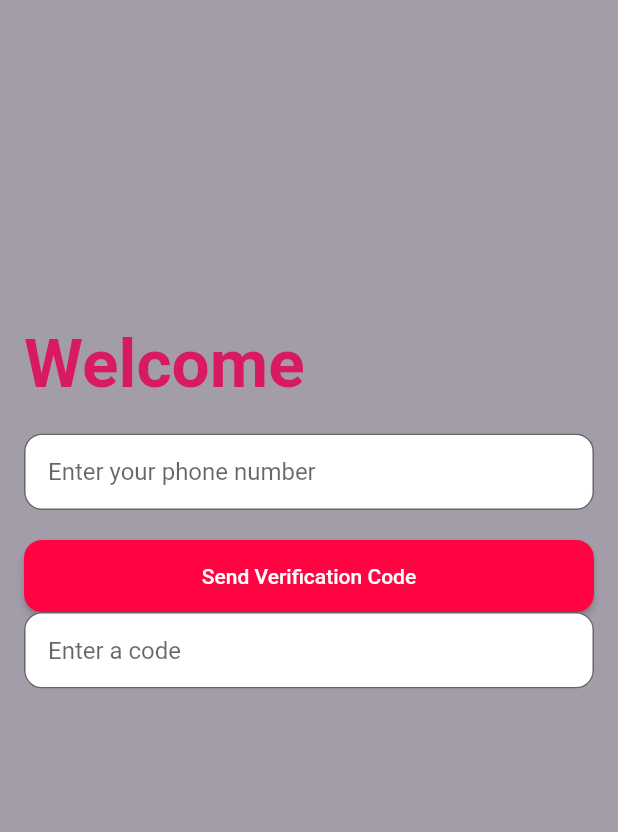
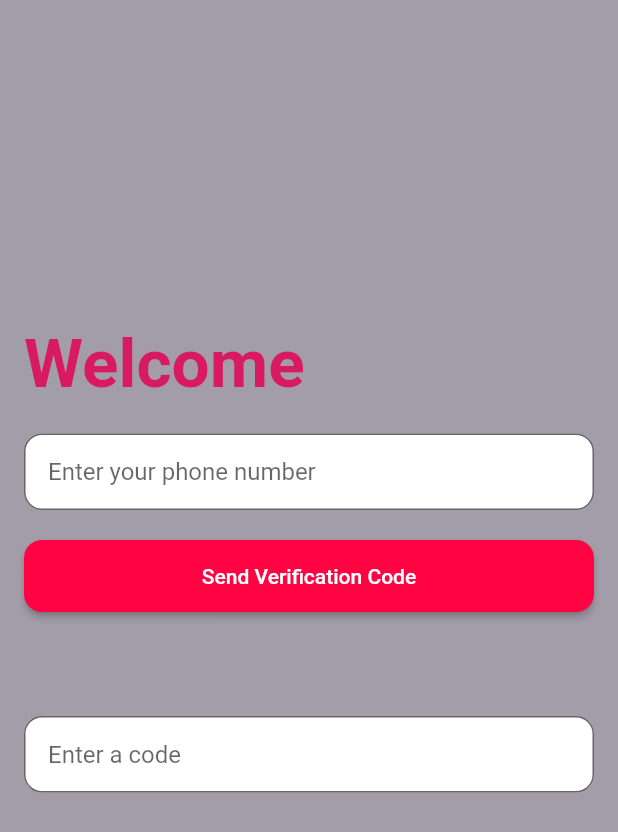
Before and after one commit to qweufibeze/charless, a Flutter app: the PhoneAuthScreenContent screen opened directly, after a tap on "Send Verification Code", on a phone screen of 412 x 824 dp. Shown: the top 832 px of the screen. Run offline on Flutter 3.47's test engine with Material 2 defaults, Android fonts, the phone set to English and light mode, and no system bars; our stand-ins replace firebase_core, flutter_bloc, mask_text_input_formatter; accounts and stored records are empty.

Commit message:
сделал создание виджета для ввода кода аутентификации при нажатии на send code

```diff
--- a/lib/phone_auth_screen.dart
+++ b/lib/phone_auth_screen.dart
@@ -1,3 +1,4 @@
+
 import 'package:flutter/material.dart';
 import 'package:flutter_bloc/flutter_bloc.dart';
 import 'package:mask_text_input_formatter/mask_text_input_formatter.dart';
@@ -154,7 +155,7 @@ class CreateNewWidget extends StatefulWidget {
   _CreateNewWidget createState() => _CreateNewWidget();
 }
 
-class _CreateNewWidget extends State<CreateNewWidget> with SingleTickerProviderStateMixin{
+class _CreateNewWidget extends State<CreateNewWidget> with SingleTickerProviderStateMixin {
   late AnimationController _controller;
   late Animation<Offset> _offsetAnimation;
 
@@ -168,16 +169,17 @@ class _CreateNewWidget extends State<CreateNewWidget> with SingleTickerProviderS
     super.initState();
     _controller = AnimationController(
       vsync: this,
-      duration: const Duration(milliseconds: 2000),
+      duration: const Duration(milliseconds: 1000),
     );
 
     _offsetAnimation = Tween<Offset>(
       begin: const Offset(0, 0), // Start at the top
-      end: const Offset(0, 1.367), // End at the center
+      end: const Offset(0, 1.36), // End at the center
     ).animate(CurvedAnimation(
       parent: _controller,
       curve: Curves.fastOutSlowIn,
     ));
+    _controller.forward(); // Start the animation
   }
 
   @override
@@ -186,14 +188,12 @@ class _CreateNewWidget extends State<CreateNewWidget> with SingleTickerProviderS
     super.dispose();
   }
 
-  void startAnimation() {
-    _controller.forward();
-  }
-
   @override
   Widget build(BuildContext context) {
     return Container(
       alignment: Alignment.topCenter,
+      child: SlideTransition(
+        position: _offsetAnimation,
         child: TextFormField(
           inputFormatters: [_phoneFormatter],
           keyboardType: TextInputType.phone,
@@ -213,11 +213,10 @@ class _CreateNewWidget extends State<CreateNewWidget> with SingleTickerProviderS
             return null;
           },
         ),
+      ),
     );
   }
 }
-
-
 
 void main(){
   runApp(
```
Lines whose indentation alone changed are shown as unchanged.
